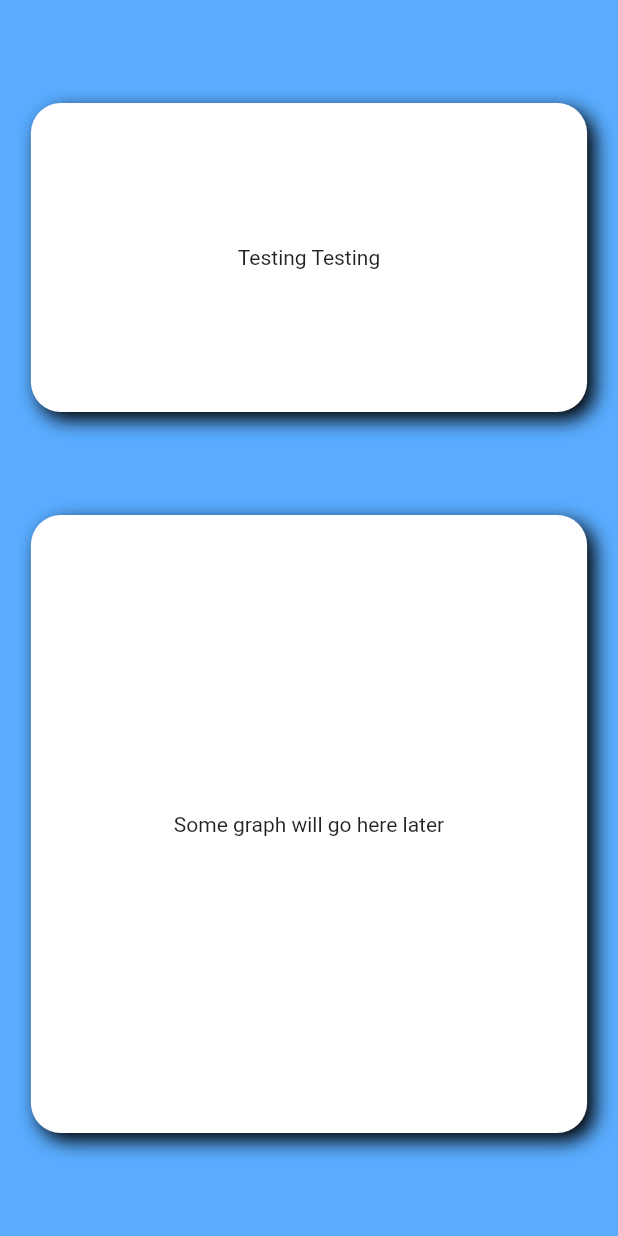
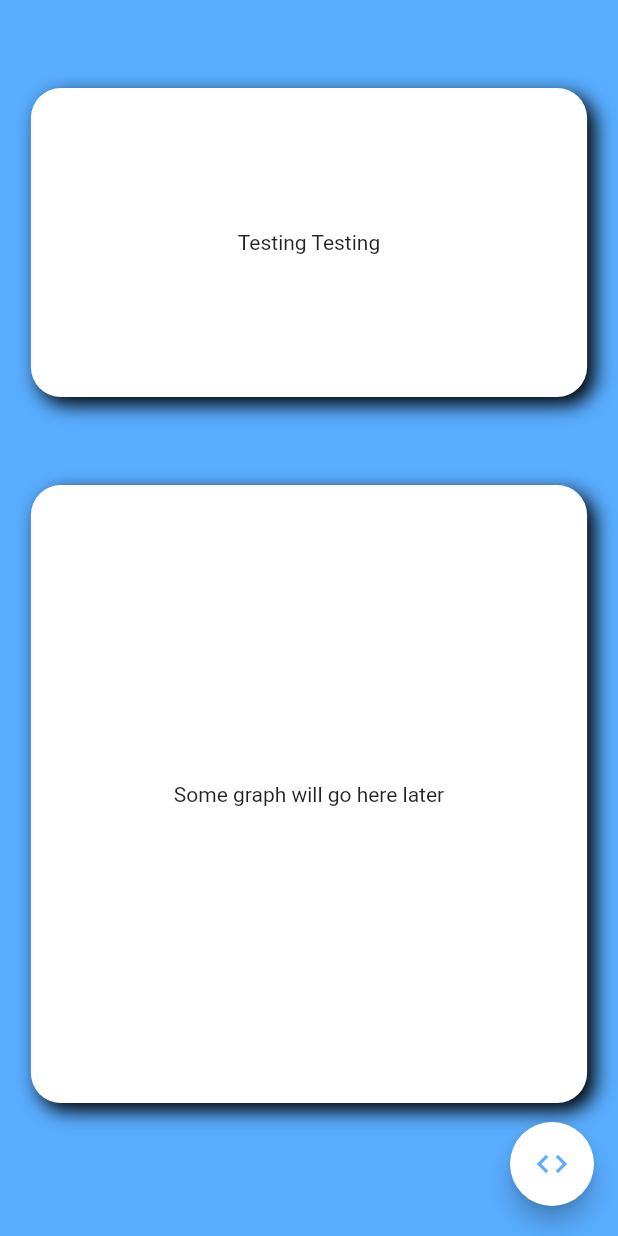
Before and after one commit to shaunsewell/lens-tracker, a Flutter app: the screen it shows after launch, on a phone screen of 412 x 824 dp. Run offline on Flutter 3.47's test engine with Material 2 defaults, Android fonts, the phone set to English and light mode, and no system bars.

Commit message:
Added Fab menu to homepage

```diff
--- a/lib/screens/home.dart
+++ b/lib/screens/home.dart
@@ -1,16 +1,19 @@
 import 'package:flutter/material.dart';
+import "package:lens_tracker/widgets/fab_list.dart";
 
 class HomePage extends StatelessWidget {
   @override
   Widget build(BuildContext context) {
     return Scaffold(
-        // appBar: AppBar(
-        //   title: Text("Lense Tracker"),
-        //   backgroundColor: Color.fromRGBO(89, 172, 255, 1),
+      // appBar: AppBar(
+      //   title: Text("Lense Tracker"),
+      //   backgroundColor: Color.fromRGBO(89, 172, 255, 1),
 
-        // ),
-        backgroundColor: Color.fromRGBO(89, 172, 255, 1),
-        body: Center(
+      // ),
+      backgroundColor: Color.fromRGBO(89, 172, 255, 1),
+      body: Padding(
+        padding: const EdgeInsets.only(bottom: 30),
+        child: Center(
           child: Column(
             mainAxisAlignment: MainAxisAlignment.spaceEvenly,
             children: [
@@ -58,6 +61,9 @@ class HomePage extends StatelessWidget {
               //Button
             ],
           ),
-        ));
+        ),
+      ),
+      floatingActionButton: FancyFab(),
+    );
   }
 }
--- /dev/null
+++ b/lib/widgets/fab_list.dart
@@ -0,0 +1,88 @@
+import 'package:flutter/material.dart';
+//import 'package:font_awesome_flutter/font_awesome_flutter.dart';
+import 'dart:math' as math;
+
+
+class FancyFab extends StatefulWidget {
+  // final String id;
+  // final String reviewUrl;
+  // FancyFab(this.id, this.reviewUrl);
+
+  @override
+  createState() => FancyFabState();
+}
+
+class FancyFabState extends State<FancyFab> with TickerProviderStateMixin {
+  AnimationController _controller;
+
+  static const List<IconData> icons = const [
+    Icons.check,
+    Icons.do_not_disturb,
+    Icons.thumb_up,
+    Icons.thumb_down,
+  ];
+
+  @override
+  void initState() {
+    super.initState();
+    _controller = AnimationController(
+      vsync: this,
+      duration: const Duration(milliseconds: 500),
+    );
+  }
+
+  Widget build(BuildContext context) {
+    return Row(
+      //mainAxisAlignment: MainAxisAlignment.center ,
+      mainAxisSize: MainAxisSize.min,
+      children: List<Widget>.generate(icons.length, (int index) {
+        return ScaleTransition(
+          scale: CurvedAnimation(parent: _controller, curve: Curves.easeOut),
+          child: Padding(
+            padding: const EdgeInsets.all(8.0),
+            child: FloatingActionButton(
+              heroTag: null,
+              //backgroundColor: Theme.of(context).cardColor,
+              backgroundColor: Colors.white,
+              mini: true,
+              child: Icon(icons[index], color: Theme.of(context).accentColor),
+              onPressed: () {
+                if (icons[index] == Icons.check) {
+
+                } else if (icons[index] == Icons.do_not_disturb) {
+
+                } else {
+
+                }
+                Navigator.pop(context);
+              },
+            ),
+          ),
+        );
+      }).toList()
+        ..add(
+          FloatingActionButton(
+            foregroundColor: Color.fromRGBO(89, 172, 255, 1),
+            backgroundColor: Colors.white,
+            child: AnimatedBuilder(
+              animation: _controller,
+              builder: (BuildContext context, Widget child) {
+                return Transform.rotate(
+                  angle: _controller.value * math.pi,
+                  child:
+                      Icon(_controller.isDismissed ? Icons.code : Icons.close),
+                );
+              },
+            ),
+            onPressed: () {
+              if (_controller.isDismissed) {
+                _controller.forward();
+              } else {
+                _controller.reverse();
+              }
+            },
+          ),
+        ),
+    );
+  }
+}
--- a/pubspec.yaml
+++ b/pubspec.yaml
@@ -19,11 +19,12 @@ environment:
 dependencies:
   flutter:
     sdk: flutter
+  font_awesome_flutter: ^8.4.0
 
   # The following adds the Cupertino Icons font to your application.
   # Use with the CupertinoIcons class for iOS style icons.
   cupertino_icons: ^0.1.2
-  rounded_modal: ^1.0.0
+
 dev_dependencies:
   flutter_test:
     sdk: flutter
```
Also changed, not shown: pubspec.lock.
